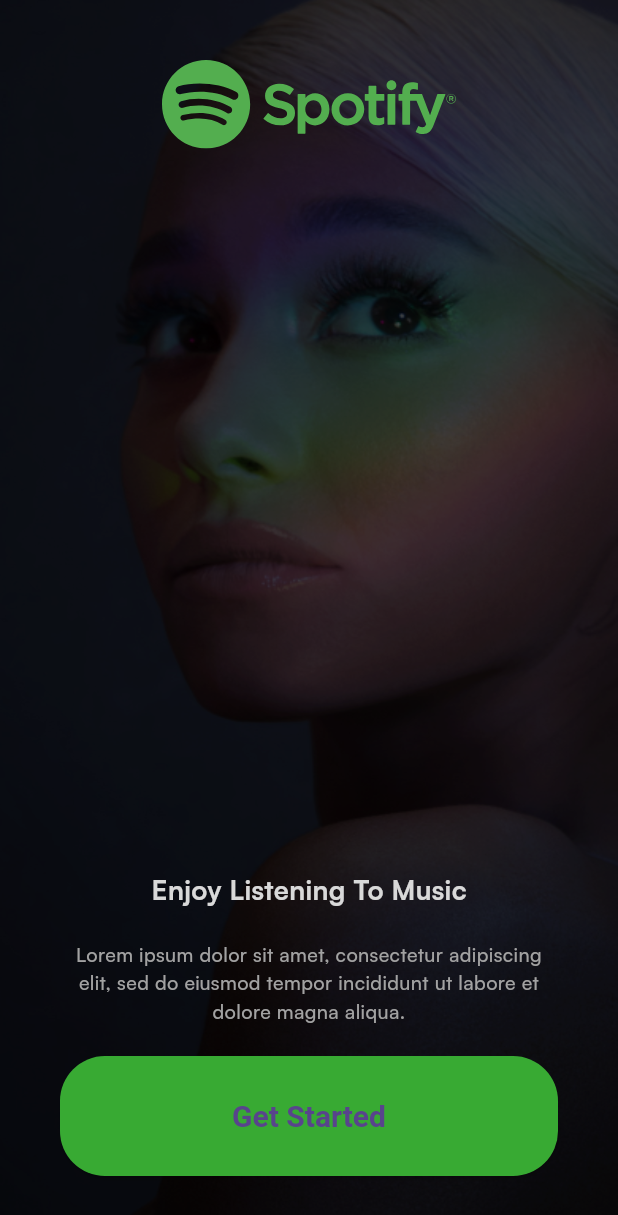
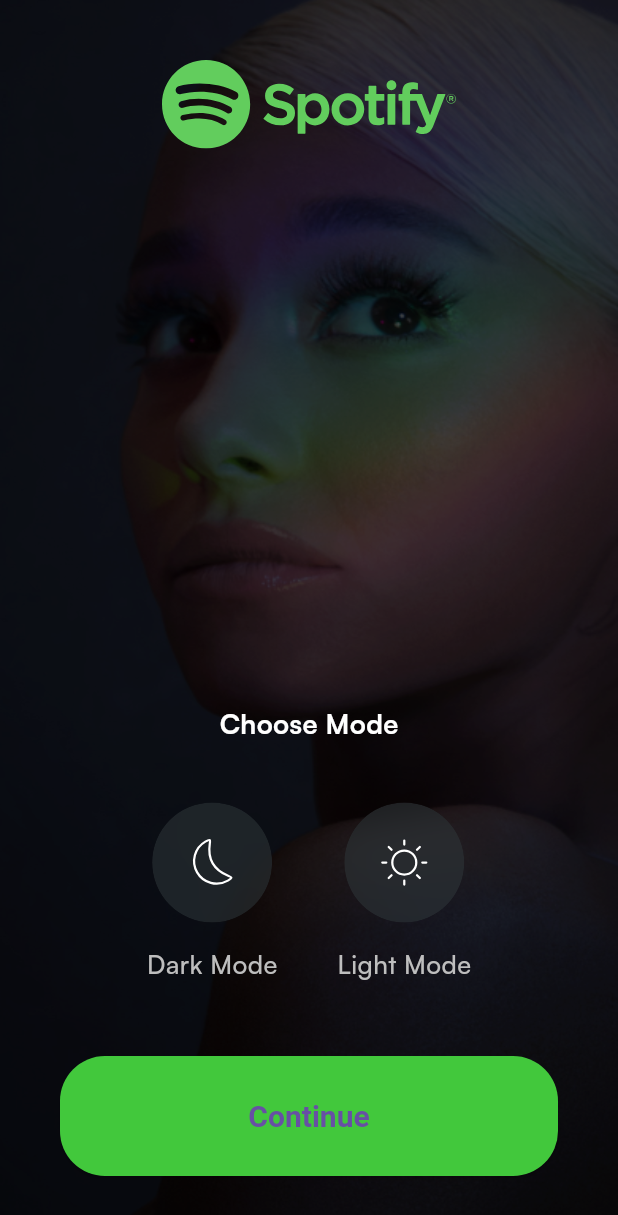
Before and after one commit to mmcdevitt1997/spotify_clone, a Flutter app: the screen it shows after launch, after a tap on "Get Started", on a phone screen of 412 x 824 dp. Shown: the top 1215 px of the screen. Run offline on Flutter 3.47's test engine with Material 3 defaults, Android fonts, the phone set to English and light mode, and no system bars; our stand-ins replace flutter_bloc, flutter_svg, hydrated_bloc.

Commit message:
fixed the state issue

```diff
--- /dev/null
+++ b/lib/common/helpers/is_dark_mode.dart
@@ -0,0 +1,7 @@
+import 'package:flutter/material.dart';
+
+extension DarkMode on BuildContext {
+  bool get isDarkMode {
+    return Theme.of(this).brightness == Brightness.dark;
+  }
+}
--- a/lib/core/configs/assets/app_images.dart
+++ b/lib/core/configs/assets/app_images.dart
@@ -2,4 +2,5 @@ class AppImages {
   static const String basePath = 'assets/images/';
 
   static const String introBG = '${basePath}intro_bg.png';
+  static const String authBG  = '${basePath}auth_bg.png';
 }
--- a/lib/core/configs/assets/app_vectors.dart
+++ b/lib/core/configs/assets/app_vectors.dart
@@ -3,4 +3,8 @@ class AppVectors {
   static const String format = '.svg';
 
   static const String logo = '${basePath}spotify_logo$format';
+  static const String sun = '${basePath}sun$format';
+  static const String moon = '${basePath}moon$format';
+  static const String topPattern = '${basePath}top_pattern$format';
+  static const String bottomPattern = '${basePath}bottom_pattern$format';
 }
--- a/lib/main.dart
+++ b/lib/main.dart
@@ -1,8 +1,19 @@
+import 'package:flutter/foundation.dart';
 import 'package:flutter/material.dart';
+import 'package:flutter_bloc/flutter_bloc.dart';
+import 'package:hydrated_bloc/hydrated_bloc.dart';
+import 'package:path_provider/path_provider.dart';
+import 'package:spotify/presentation/choose_mode/bloc/theme_cubit.dart';
 import 'package:spotify/presentation/splash/pages/splash.dart';
 import 'core/configs/theme/app_theme.dart';
 
-void main() {
+Future<void> main() async {
+  WidgetsFlutterBinding.ensureInitialized();
+  HydratedBloc.storage = await HydratedStorage.build(
+    storageDirectory: kIsWeb
+        ? HydratedStorage.webStorageDirectory
+        : await getApplicationDocumentsDirectory(),
+  );
   runApp(const MyApp());
 }
 
@@ -11,10 +22,19 @@ class MyApp extends StatelessWidget {
 
   @override
   Widget build(BuildContext context) {
-    return MaterialApp(
-      theme: AppTheme.lightTheme,
-      debugShowCheckedModeBanner: false,
-      home: const SplashPage()
+    return MultiBlocProvider(
+      providers: [
+        BlocProvider(create: (_) => ThemeCubit())
+      ],
+      child: BlocBuilder<ThemeCubit, ThemeMode>(
+        builder: (context, mode) => MaterialApp(
+          theme: AppTheme.lightTheme,
+          darkTheme: AppTheme.darkTheme,
+          themeMode: mode,
+          debugShowCheckedModeBanner: false,
+          home: const SplashPage()
+        ),
+      ),
     );
   }
 }
--- /dev/null
+++ b/lib/presentation/choose_mode/bloc/theme_cubit.dart
@@ -0,0 +1,21 @@
+import 'package:flutter/material.dart';
+import 'package:hydrated_bloc/hydrated_bloc.dart';
+class ThemeCubit extends HydratedCubit<ThemeMode> {
+
+  ThemeCubit() : super(ThemeMode.system);
+
+  void updateTheme(ThemeMode themeMode) => emit(themeMode);
+
+
+  @override
+  ThemeMode? fromJson(Map<String, dynamic> json) {
+    return ThemeMode.values[json['theme'] as int];
+  }
+
+  @override
+  Map<String, dynamic>? toJson(ThemeMode state) {
+   return {'theme': state.index};
+  }
+
+
+}
--- /dev/null
+++ b/lib/presentation/choose_mode/pages/choose_mode.dart
@@ -0,0 +1,151 @@
+import 'dart:ui';
+
+import 'package:flutter/material.dart';
+import 'package:flutter_bloc/flutter_bloc.dart';
+import 'package:flutter_svg/svg.dart';
+import 'package:spotify/common/widgets/button/basic_app_button.dart';
+import 'package:spotify/core/configs/assets/app_images.dart';
+import 'package:spotify/core/configs/assets/app_vectors.dart';
+import 'package:spotify/core/configs/theme/app_colors.dart';
+import 'package:spotify/presentation/auth/pages/signup_or_signin.dart';
+import 'package:spotify/presentation/choose_mode/bloc/theme_cubit.dart';
+
+class ChooseModePage extends StatelessWidget {
+  const ChooseModePage({super.key});
+
+  @override
+  Widget build(BuildContext context) {
+    return Scaffold(
+      body: Stack(
+        children: [
+          Container(
+              padding: const EdgeInsets.symmetric(vertical: 40, horizontal: 40),
+              decoration: const BoxDecoration(
+                  image: DecorationImage(
+                      fit: BoxFit.fill,
+                      image: AssetImage(
+                        AppImages.introBG,
+                      )))),
+          Container(
+            color: Colors.black.withOpacity(0.15),
+          ),
+          Padding(
+            padding: const EdgeInsets.symmetric(vertical: 40, horizontal: 40),
+            child: Column(
+              children: [
+                Align(
+                  alignment: Alignment.topCenter,
+                  child: SvgPicture.asset(AppVectors.logo),
+                ),
+                const Spacer(),
+                const Text(
+                  'Choose Mode',
+                  style: TextStyle(
+                      fontWeight: FontWeight.bold,
+                      color: Colors.white,
+                      fontSize: 18),
+                ),
+                const SizedBox(
+                  height: 40,
+                ),
+                Row(
+                  mainAxisAlignment: MainAxisAlignment.center,
+                  children: [
+                    Column(
+                      children: [
+                         GestureDetector(
+                          onTap: () {
+                            context.read<ThemeCubit>()
+                                .updateTheme(ThemeMode.dark);
+                          },
+                          child: ClipOval(
+                            child: BackdropFilter(
+                              filter: ImageFilter.blur(sigmaX: 10, sigmaY: 10),
+                              child: Container(
+                                height: 80,
+                                width: 80,
+                                decoration: BoxDecoration(
+                                  shape: BoxShape.circle,
+                                  color: const Color(0xff30393C).withOpacity(0.5),
+                                ),
+                                child: SvgPicture.asset(
+                                  AppVectors.moon,
+                                  fit: BoxFit.none,
+                                ),
+                              ),
+                            ),
+                          ),
+                        ),
+                        const SizedBox(
+                          height: 15,
+                        ),
+                        const Text(
+                          'Dark Mode',
+                          style: TextStyle(
+                              fontWeight: FontWeight.w500,
+                              fontSize: 17,
+                              color: AppColors.grey),
+                        )
+                      ],
+                    ),
+                    const SizedBox(
+                      width: 40,
+                    ),
+                    Column(
+                      children: [
+                        GestureDetector(
+                          onTap: () {
+                            context.read<ThemeCubit>()
+                                .updateTheme(ThemeMode.light);
+                          },
+                          child: ClipOval(
+                            child: BackdropFilter(
+                              filter: ImageFilter.blur(sigmaX: 10, sigmaY: 10),
+                              child: Container(
+                                height: 80,
+                                width: 80,
+                                decoration: BoxDecoration(
+                                  shape: BoxShape.circle,
+                                  color:
+                                      const Color(0xff30393C).withOpacity(0.5),
+                                ),
+                                child: SvgPicture.asset(
+                                    fit: BoxFit.none, AppVectors.sun),
+                              ),
+                            ),
+                          ),
+                        ),
+                        const SizedBox(
+                          height: 15,
+                        ),
+                        const Text(
+                          'Light Mode',
+                          style: TextStyle(
+                              fontWeight: FontWeight.w500,
+                              fontSize: 17,
+                              color: AppColors.grey),
+                        )
+                      ],
+                    ),
+                  ],
+                ),
+                const SizedBox(
+                  height: 50,
+                ),
+                BasicAppButton(
+                    onPressed: () {
+                      Navigator.push(
+                          context,
+                          MaterialPageRoute(
+                              builder: (BuildContext context) =>
+                                  const SignupOrSigninPage()));
+                    },
+                    title: 'Continue')
+              ],
+            ),
+          ),
+        ],
+      ),
+    );
+  }
+}
--- a/lib/presentation/intro/pages/get_started.dart
+++ b/lib/presentation/intro/pages/get_started.dart
@@ -4,6 +4,7 @@ import 'package:spotify/common/widgets/button/basic_app_button.dart';
 import 'package:spotify/core/configs/assets/app_images.dart';
 import 'package:spotify/core/configs/assets/app_vectors.dart';
 import 'package:spotify/core/configs/theme/app_colors.dart';
+import 'package:spotify/presentation/choose_mode/pages/choose_mode.dart';
 
 class GetStartedPage extends StatelessWidget {
   const GetStartedPage({super.key});
@@ -14,25 +15,26 @@ class GetStartedPage extends StatelessWidget {
       body: Stack(
         children: [
           Container(
-            padding: const EdgeInsets.symmetric(
-              vertical: 40,
-              horizontal: 40
-            ),
+            padding: const EdgeInsets.symmetric(vertical: 40, horizontal: 40),
             decoration: const BoxDecoration(
                 image: DecorationImage(
                     fit: BoxFit.fill,
                     image: AssetImage(
                       AppImages.introBG,
-                 )
-               )
+                    )))),
+          Container(
+            color: Colors.black.withOpacity(0.15),
+          ),
+          Padding(
+            padding: const EdgeInsets.symmetric(
+              vertical: 40,
+              horizontal: 40
             ),
             child: Column(
                 children: [
                   Align(
                     alignment: Alignment.topCenter,
-                  child: SvgPicture.asset(
-                  AppVectors.logo
-                  ),
+                    child: SvgPicture.asset(AppVectors.logo),
                   ),
                   const Spacer(),
                   const Text(
@@ -40,32 +42,34 @@ class GetStartedPage extends StatelessWidget {
                     style: TextStyle(
                         fontWeight: FontWeight.bold,
                         color: Colors.white,
-                  fontSize: 18
+                        fontSize: 18),
                   ),
+                  const SizedBox(
+                    height: 21,
                   ),
-                const SizedBox(height: 21,),
                   const Text(
                     'Lorem ipsum dolor sit amet, consectetur adipiscing elit, sed do eiusmod tempor incididunt ut labore et dolore magna aliqua.',
                     style: TextStyle(
                         fontWeight: FontWeight.w500,
                         color: AppColors.grey,
-                  fontSize: 13
-                  ),
+                        fontSize: 13),
                     textAlign: TextAlign.center,
                   ),
-                const SizedBox(height: 20,),
+                  const SizedBox(
+                    height: 20,
+                  ),
                   BasicAppButton(
-                  onPressed: (){
-
+                      onPressed: () {
+                        Navigator.push(
+                          context,
+                          MaterialPageRoute(
+                          builder: (BuildContext context) => const ChooseModePage())
+                        );
                       },
                     title: 'Get Started')
                 ],
               ),
           ),
-
-          Container(
-            color: Colors.black.withOpacity(0.15),
-          )
         ],
       ),
     );
--- a/pubspec.yaml
+++ b/pubspec.yaml
@@ -18,6 +18,7 @@ dependencies:
   flutter_bloc:
   hydrated_bloc:
   just_audio:
+  path_provider:
 
 dev_dependencies:
   flutter_test:
```
Also changed, not shown: lib/presentation/auth/pages/signup_or_signin.dart (added, +108 -0 lines), pubspec.lock. Lines whose indentation alone changed are shown as unchanged.
